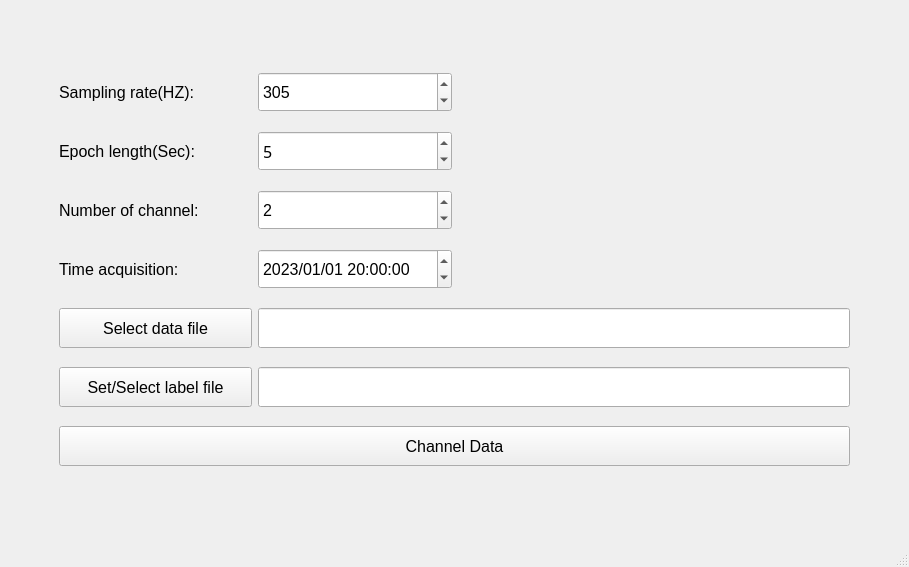
First picture: the form in MiSleep/gui/load_data/load_data.ui, repository bian-lab/MiSleep, before the edit.
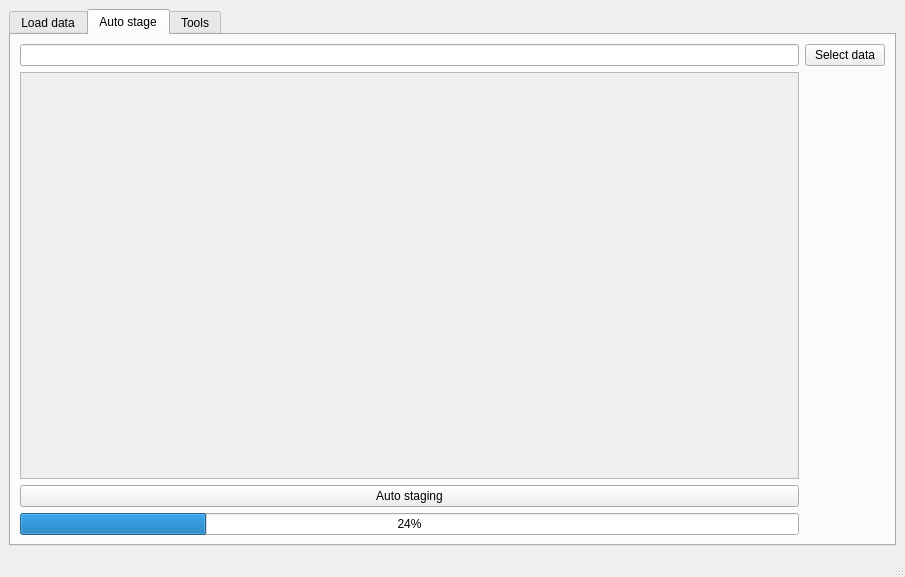
Second picture: the form after the edit. The open tabs and pages were chosen to show the change. Icons and pictures are not drawn.

What changed in the file:
```diff
--- a/MiSleep/gui/load_data/load_data.ui
+++ b/MiSleep/gui/load_data/load_data.ui
@@ -6,8 +6,8 @@
    <rect>
     <x>0</x>
     <y>0</y>
-    <width>909</width>
-    <height>567</height>
+    <width>905</width>
+    <height>577</height>
    </rect>
   </property>
   <property name="minimumSize">
@@ -27,6 +27,16 @@
   <widget class="QWidget" name="centralwidget">
    <layout class="QGridLayout" name="gridLayout_2">
     <item row="0" column="0">
+     <widget class="QTabWidget" name="tabList">
+      <property name="currentIndex">
+       <number>0</number>
+      </property>
+      <widget class="QWidget" name="loadData">
+       <attribute name="title">
+        <string>Load data</string>
+       </attribute>
+       <layout class="QGridLayout" name="gridLayout_3">
+        <item row="0" column="0">
      <widget class="QWidget" name="widget" native="true">
       <property name="sizePolicy">
        <sizepolicy hsizetype="Maximum" vsizetype="Preferred">
@@ -344,6 +354,63 @@
         </widget>
        </item>
       </layout>
+         </widget>
+        </item>
+       </layout>
+      </widget>
+      <widget class="QWidget" name="autoStage">
+       <attribute name="title">
+        <string>Auto stage</string>
+       </attribute>
+       <layout class="QGridLayout" name="gridLayout_4">
+        <item row="0" column="3">
+         <widget class="QPushButton" name="pushButton">
+          <property name="text">
+           <string>Select data</string>
+          </property>
+         </widget>
+        </item>
+        <item row="1" column="2">
+         <widget class="QScrollArea" name="scrollArea">
+          <property name="widgetResizable">
+           <bool>true</bool>
+          </property>
+          <widget class="QWidget" name="scrollAreaWidgetContents">
+           <property name="geometry">
+            <rect>
+             <x>0</x>
+             <y>0</y>
+             <width>780</width>
+             <height>408</height>
+            </rect>
+           </property>
+          </widget>
+         </widget>
+        </item>
+        <item row="0" column="2">
+         <widget class="QLineEdit" name="lineEdit"/>
+        </item>
+        <item row="2" column="2">
+         <widget class="QPushButton" name="pushButton_2">
+          <property name="text">
+           <string>Auto staging</string>
+          </property>
+         </widget>
+        </item>
+        <item row="3" column="2">
+         <widget class="QProgressBar" name="progressBar">
+          <property name="value">
+           <number>24</number>
+          </property>
+         </widget>
+        </item>
+       </layout>
+      </widget>
+      <widget class="QWidget" name="Tools">
+       <attribute name="title">
+        <string>Tools</string>
+       </attribute>
+      </widget>
      </widget>
     </item>
    </layout>
```
Left out of the diff: 6 changed lines with no effect on the pictures. Lines whose indentation alone changed are shown as unchanged.
